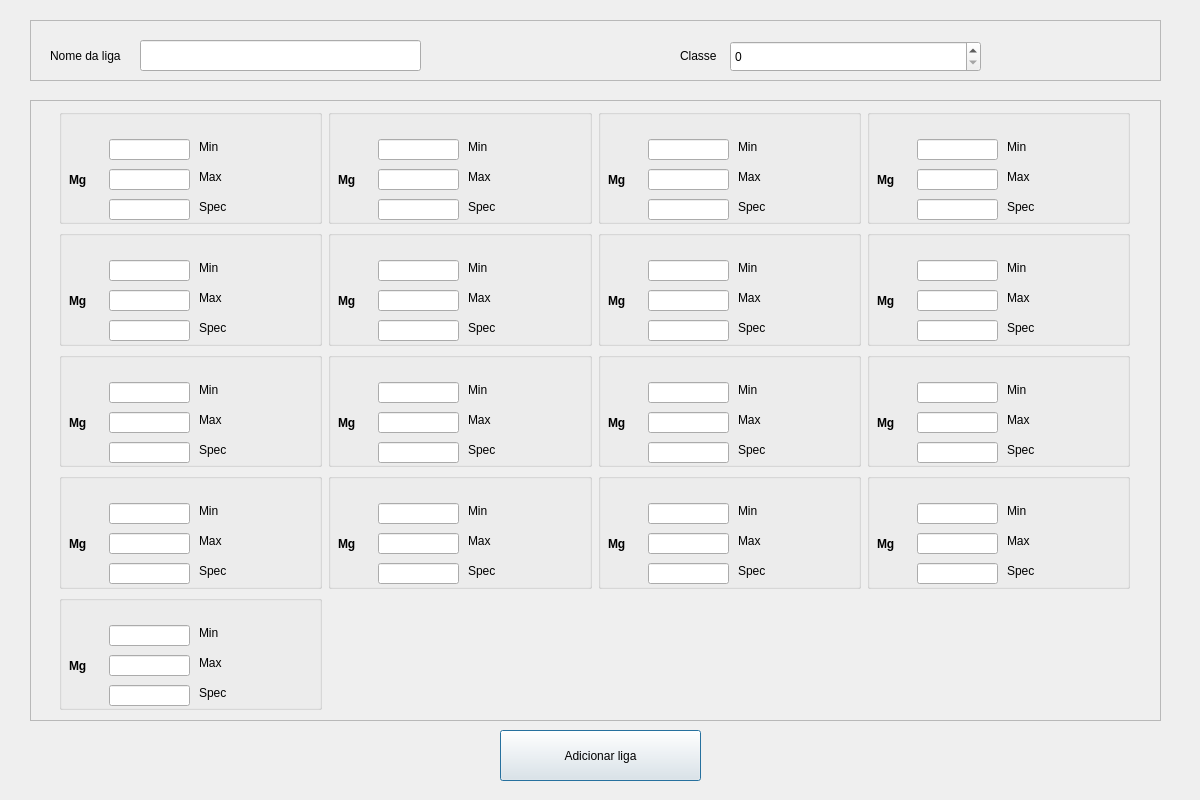
Old version of the form AlloyIdentifier/addtodatabase.ui in the repository CarlaCosenza/AlloyIdentifier.
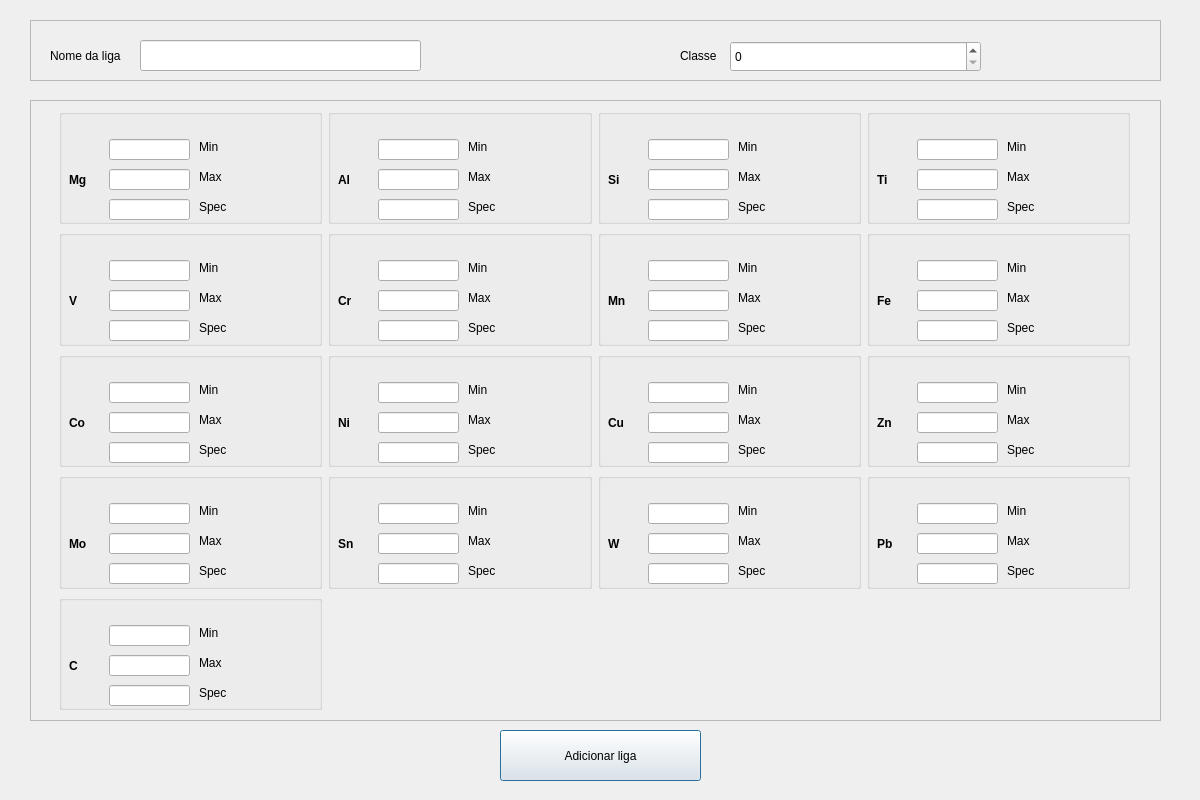
New version of the form.

Commit message: Correcting names of addToDatabase UI

Patch:
```diff
--- a/AlloyIdentifier/addtodatabase.ui
+++ b/AlloyIdentifier/addtodatabase.ui
@@ -140,7 +140,7 @@
          </font>
         </property>
         <property name="text">
-         <string>Mg</string>
+         <string>Al</string>
         </property>
        </widget>
        <widget class="QLabel" name="label_16">
@@ -241,7 +241,7 @@
          </font>
         </property>
         <property name="text">
-         <string>Mg</string>
+         <string>Mn</string>
         </property>
        </widget>
        <widget class="QLabel" name="label_40">
@@ -342,7 +342,7 @@
          </font>
         </property>
         <property name="text">
-         <string>Mg</string>
+         <string>Si</string>
         </property>
        </widget>
        <widget class="QLabel" name="label_20">
@@ -443,7 +443,7 @@
          </font>
         </property>
         <property name="text">
-         <string>Mg</string>
+         <string>C</string>
         </property>
        </widget>
        <widget class="QLabel" name="label_36">
@@ -544,7 +544,7 @@
          </font>
         </property>
         <property name="text">
-         <string>Mg</string>
+         <string>Cu</string>
         </property>
        </widget>
        <widget class="QLabel" name="label_44">
@@ -645,7 +645,7 @@
          </font>
         </property>
         <property name="text">
-         <string>Mg</string>
+         <string>Ti</string>
         </property>
        </widget>
        <widget class="QLabel" name="label_12">
@@ -847,7 +847,7 @@
          </font>
         </property>
         <property name="text">
-         <string>Mg</string>
+         <string>W</string>
         </property>
        </widget>
        <widget class="QLabel" name="label_48">
@@ -948,7 +948,7 @@
          </font>
         </property>
         <property name="text">
-         <string>Mg</string>
+         <string>Sn</string>
         </property>
        </widget>
        <widget class="QLabel" name="label_32">
@@ -1049,7 +1049,7 @@
          </font>
         </property>
         <property name="text">
-         <string>Mg</string>
+         <string>Mo</string>
         </property>
        </widget>
        <widget class="QLabel" name="label_28">
@@ -1150,7 +1150,7 @@
          </font>
         </property>
         <property name="text">
-         <string>Mg</string>
+         <string>Pb</string>
         </property>
        </widget>
        <widget class="QLabel" name="label_24">
@@ -1251,7 +1251,7 @@
          </font>
         </property>
         <property name="text">
-         <string>Mg</string>
+         <string>Zn</string>
         </property>
        </widget>
        <widget class="QLabel" name="label_52">
@@ -1352,7 +1352,7 @@
          </font>
         </property>
         <property name="text">
-         <string>Mg</string>
+         <string>Fe</string>
         </property>
        </widget>
        <widget class="QLabel" name="label_56">
@@ -1453,7 +1453,7 @@
          </font>
         </property>
         <property name="text">
-         <string>Mg</string>
+         <string>Ni</string>
         </property>
        </widget>
        <widget class="QLabel" name="label_60">
@@ -1554,7 +1554,7 @@
          </font>
         </property>
         <property name="text">
-         <string>Mg</string>
+         <string>Co</string>
         </property>
        </widget>
        <widget class="QLabel" name="label_64">
@@ -1655,7 +1655,7 @@
          </font>
         </property>
         <property name="text">
-         <string>Mg</string>
+         <string>V</string>
         </property>
        </widget>
        <widget class="QLabel" name="label_68">
@@ -1756,7 +1756,7 @@
          </font>
         </property>
         <property name="text">
-         <string>Mg</string>
+         <string>Cr</string>
         </property>
        </widget>
        <widget class="QLabel" name="label_72">
```
Left out of the diff: 104 changed lines with no effect on the pictures.
